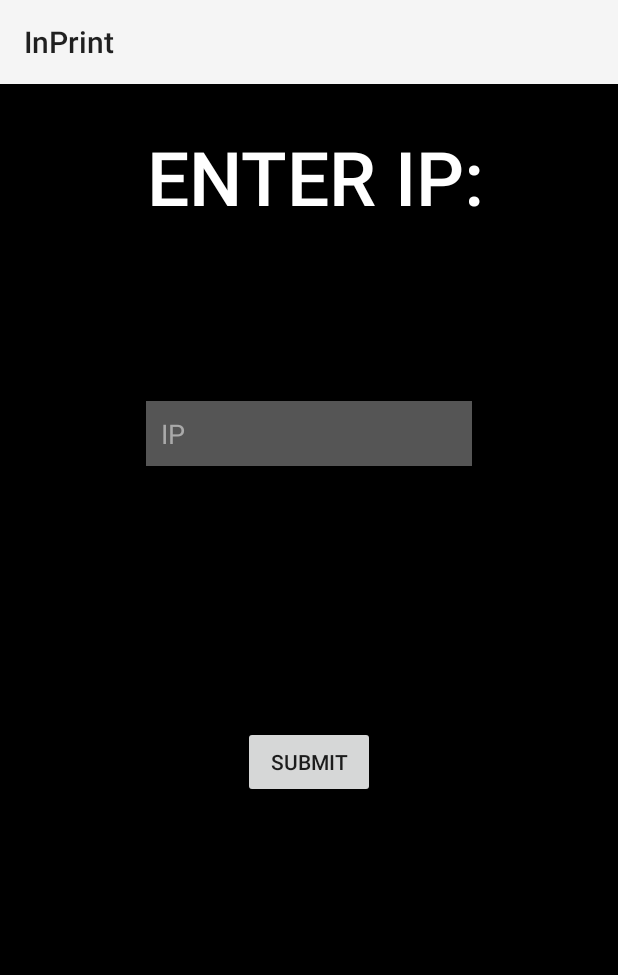
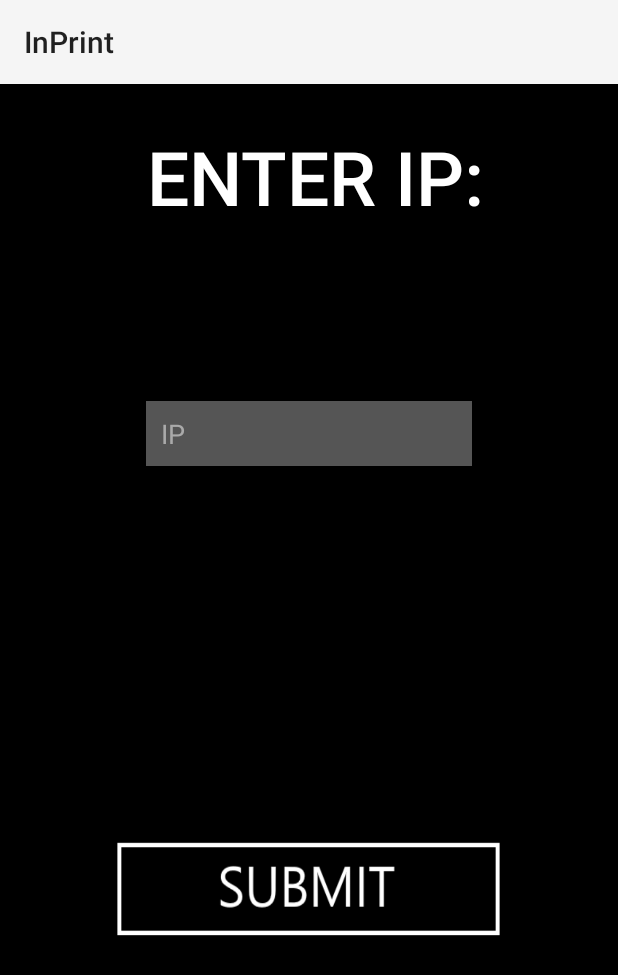
Before and after one commit to cneryx/InPrint, an Android app: the screen it shows after launch (MainActivity), on a phone screen of 412 x 824 dp. Shown: the top 975 px of the screen. Run offline under Robolectric (Android 15) with nearby library versions, the phone set to English and light mode, and no system bars.

Commit message:
MainActivity ImageButton added

```diff
--- a/InPrint/app/src/main/java/com/example/inprint/MainActivity.java
+++ b/InPrint/app/src/main/java/com/example/inprint/MainActivity.java
@@ -5,6 +5,7 @@ import android.os.Bundle;
 import android.support.v7.app.AppCompatActivity;
 import android.view.View;
 import android.widget.Button;
+import android.widget.ImageButton;
 import android.widget.TextView;
 
 public class MainActivity extends AppCompatActivity {
@@ -18,7 +19,7 @@ public class MainActivity extends AppCompatActivity {
         Activity2.context = getApplicationContext();
         mTextMessage = (TextView) findViewById(R.id.message);
         //when user presses a button
-        Button button = (Button) findViewById(R.id.dataEnterButton);
+        ImageButton button = (ImageButton) findViewById(R.id.dataEnterButton);
         button.setOnClickListener(new View.OnClickListener() {
             public void onClick(View v) {
                 Intent intent = new Intent(MainActivity.this, Activity1.class);
--- a/InPrint/app/src/main/res/layout/activity_main.xml
+++ b/InPrint/app/src/main/res/layout/activity_main.xml
@@ -23,21 +23,6 @@
         app:layout_constraintStart_toStartOf="parent"
         app:layout_constraintTop_toTopOf="parent" />
 
-    <Button
-        android:id="@+id/dataEnterButton"
-        android:layout_width="wrap_content"
-        android:layout_height="wrap_content"
-        android:layout_below="@id/titleIp"
-        android:layout_marginStart="8dp"
-        android:layout_marginEnd="8dp"
-        android:layout_marginBottom="292dp"
-        android:elevation="0dp"
-        android:text="Submit"
-        app:layout_constraintBottom_toBottomOf="parent"
-        app:layout_constraintEnd_toEndOf="parent"
-        app:layout_constraintStart_toStartOf="parent"
-        tools:ignore="MissingConstraints" />
-
     <EditText
         android:id="@+id/ipEnter"
         android:layout_width="217dp"
@@ -54,4 +39,17 @@
         app:layout_constraintEnd_toEndOf="parent"
         app:layout_constraintStart_toStartOf="parent"
         app:layout_constraintTop_toBottomOf="@+id/message" />
+
+    <ImageButton
+        android:id="@+id/dataEnterButton"
+        android:layout_width="258dp"
+        android:layout_height="63dp"
+        android:layout_marginStart="8dp"
+        android:layout_marginEnd="8dp"
+        android:layout_marginBottom="200dp"
+        android:background="@drawable/subbutton"
+        app:layout_constraintBottom_toBottomOf="parent"
+        app:layout_constraintEnd_toEndOf="parent"
+        app:layout_constraintHorizontal_bias="0.496"
+        app:layout_constraintStart_toStartOf="parent" />
 </android.support.constraint.ConstraintLayout>
```
